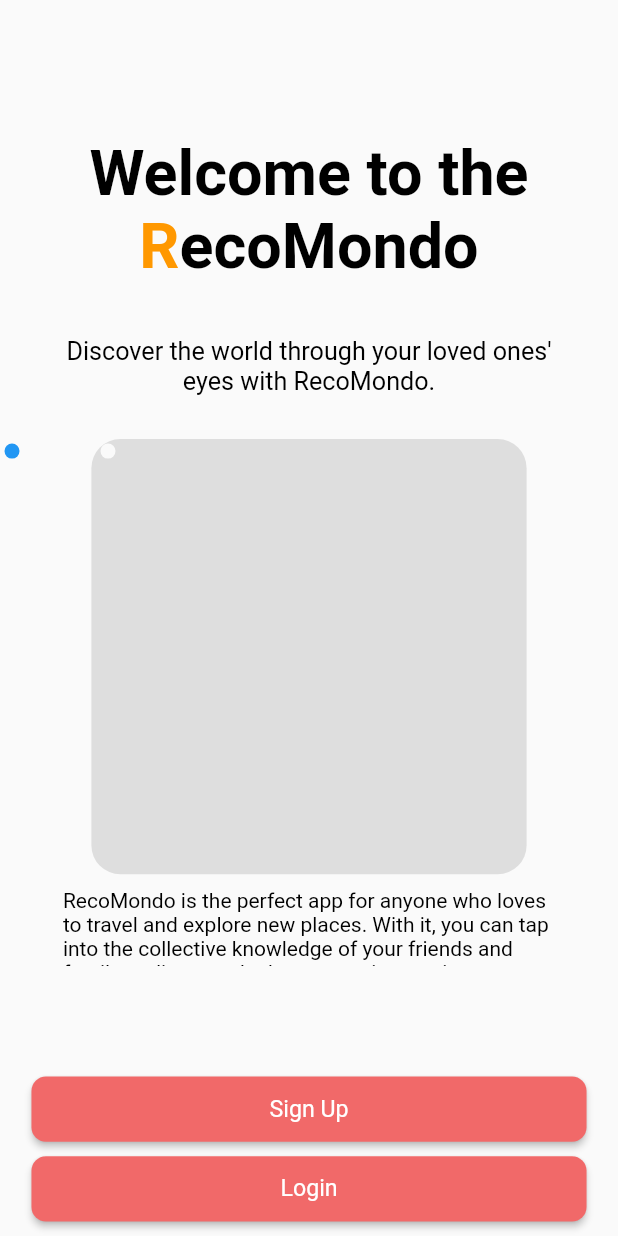
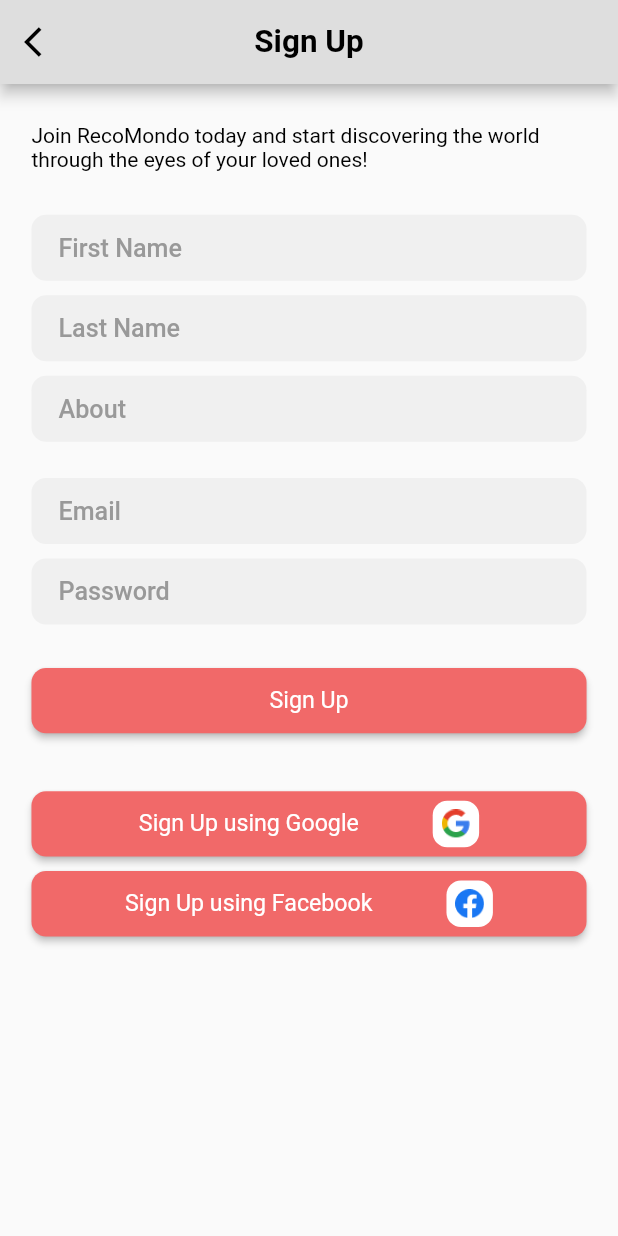
Before and after one commit to LakshithVithana/recomondo, a Flutter app: the screen it shows after launch, after a tap on "Sign Up", on a phone screen of 412 x 824 dp. Run offline on Flutter 3.47's test engine with Material 2 defaults, Android fonts, the phone set to English and light mode, and no system bars; drawn by our look-alikes of card_swiper; our stand-ins replace flutter_screenutil, google_fonts.

Commit message:
signup page added

```diff
--- a/lib/constants/app_constants.dart
+++ b/lib/constants/app_constants.dart
@@ -1,3 +1,4 @@
 import 'package:flutter/material.dart';
 
 const Color buttonColor = Color(0xffF16969);
+const Color mainGreyColor = Color(0xffDEDEDE);
--- a/lib/core/widgets/button_custom_widget.dart
+++ b/lib/core/widgets/button_custom_widget.dart
@@ -2,20 +2,26 @@ import 'package:flutter/material.dart';
 import 'package:flutter_screenutil/flutter_screenutil.dart';
 import 'package:recomondo/constants/app_constants.dart';
 import 'package:recomondo/core/widgets/text_custom_widget.dart';
+import 'package:recomondo/screens/auth/presentation/widgets/social_media_icon_widget.dart';
 
 class ButtonCustomWidget extends StatelessWidget {
-  const ButtonCustomWidget({
+  ButtonCustomWidget({
     Key? key,
     required this.buttonText,
     required this.callback,
+    this.margins,
+    this.iconAssetUrl,
   }) : super(key: key);
   final String buttonText;
   final VoidCallback callback;
+  EdgeInsets? margins;
+  final String? iconAssetUrl;
 
   @override
   Widget build(BuildContext context) {
     return Padding(
-      padding: EdgeInsets.symmetric(
+      padding: margins ??
+          EdgeInsets.symmetric(
             horizontal: 20.w,
           ),
       child: SizedBox(
@@ -28,14 +34,25 @@ class ButtonCustomWidget extends StatelessWidget {
               // side: const BorderSide(color: Colors.red, width: 2.0),
             ),
           ),
-          onPressed: () {},
-          child: TextCustomWidget(
+          onPressed: callback,
+          child: Row(
+            mainAxisAlignment: MainAxisAlignment.center,
+            children: [
+              TextCustomWidget(
                 text: buttonText,
                 textAlign: TextAlign.center,
                 containerAlignment: Alignment.center,
                 textColor: Colors.white,
                 fontSize: 16.h,
               ),
+              iconAssetUrl != null
+                  ? Padding(
+                      padding: EdgeInsets.only(left: 47.w),
+                      child: SocialMediaIconWidget(assetUrl: iconAssetUrl!),
+                    )
+                  : const SizedBox()
+            ],
+          ),
         ),
       ),
     );
--- /dev/null
+++ b/lib/core/widgets/text_field_custom.dart
@@ -0,0 +1,212 @@
+import 'package:flutter/material.dart';
+import 'package:flutter/services.dart';
+import 'package:flutter_screenutil/flutter_screenutil.dart';
+
+class TextFieldCustom extends StatefulWidget {
+  const TextFieldCustom({
+    Key? key,
+    this.prefixIcon,
+    this.labelText,
+    this.hintText,
+    this.margins,
+    this.textEditingController,
+    this.labelWidget,
+    this.borderRadius,
+    this.textInputFormatter,
+    this.isNumber = false,
+    this.errorText,
+    this.onValueChanged,
+    this.fillColor,
+    this.isDisabled,
+    this.initialValue,
+    this.borderColor,
+    this.suffixIcon,
+    this.keyboardType,
+    this.obscureText = false,
+    this.minLines,
+    this.maxLines,
+    this.shadowDisable = false,
+    this.contentPadding,
+    this.focusNode,
+    this.height,
+    this.isDense,
+  }) : super(key: key);
+
+  ///The prefix icon of the text field
+  final IconData? prefixIcon;
+
+  ///The suffix icon of the text field
+  final Widget? suffixIcon;
+
+  ///The label text of the text field
+  final String? labelText;
+
+  ///The margins around the text field
+  final EdgeInsets? margins;
+
+  ///THe fint text of the text field
+  final String? hintText;
+
+  ///The label widget of the text field
+  final Widget? labelWidget;
+
+  final BorderRadius? borderRadius;
+
+  final TextInputFormatter? textInputFormatter;
+
+  final TextEditingController? textEditingController;
+
+  final String? errorText;
+
+  final bool? isNumber;
+  final Color? fillColor;
+
+  final bool? isDisabled;
+
+  final Color? borderColor;
+
+  final TextInputType? keyboardType;
+
+//This will be the inital value of the text field
+  final String? initialValue;
+
+  final bool obscureText;
+
+  final int? minLines;
+
+  final int? maxLines;
+
+  final bool shadowDisable;
+
+  final EdgeInsetsGeometry? contentPadding;
+
+  final FocusNode? focusNode;
+
+  final double? height;
+
+  final bool? isDense;
+
+  final Function(String)? onValueChanged;
+  @override
+  State<TextFieldCustom> createState() => _TextFieldCustomState();
+}
+
+class _TextFieldCustomState extends State<TextFieldCustom> {
+  ///To check whether the password can be shown or not
+
+  @override
+  Widget build(BuildContext context) {
+    return Container(
+      height: widget.height,
+      margin: widget.margins,
+      // decoration: BoxDecoration(
+      //     boxShadow: (!(widget.isDisabled ?? false))
+      //         ? (widget.errorText == null)
+      //             ? (!widget.shadowDisable)
+      //                 ? [
+      //                     const BoxShadow(
+      //                       color: Color(0x28000000),
+      //                       // offset, the X,Y coordinates to offset the shadow
+      //                       offset: Offset(5.0, 5.0),
+      //                       // blurRadius, the higher the number the more smeared look
+      //                       blurRadius: 20.0,
+      //                       spreadRadius: -10,
+      //                     )
+      //                   ]
+      //                 : null
+      //             : null
+      //         : null),
+      child: TextFormField(
+        focusNode: widget.focusNode,
+        initialValue: widget.initialValue,
+        enabled: widget.isDisabled == true ? false : true,
+        controller: widget.textEditingController,
+        inputFormatters: widget.textInputFormatter != null
+            ? [widget.textInputFormatter!]
+            : [],
+        style: TextStyle(
+          fontSize: 16.sp,
+          fontWeight: FontWeight.w500,
+          color: const Color(0xEE404040),
+        ),
+        minLines: widget.minLines ?? 1,
+        maxLines: widget.maxLines ?? 1,
+        obscureText: widget.obscureText,
+        decoration: InputDecoration(
+          hintText: widget.hintText,
+          labelText: widget.labelText,
+          contentPadding: widget.contentPadding ??
+              const EdgeInsets.only(left: 18, top: 12, bottom: 12, right: 18),
+          isDense: widget.isDense ?? true,
+          border: InputBorder.none,
+          // prefixIcon: Padding(
+          //   padding: const EdgeInsets.symmetric(horizontal: 8.0),
+          //   child: Icon(
+          //     widget.prefixIcon,
+          //     size: 28,
+          //   ),
+          // ),
+          suffixIcon: widget.suffixIcon,
+          // prefixIconConstraints: const BoxConstraints(
+          //   minWidth: 25,
+          //   minHeight: 25,
+          // ),
+          label: widget.labelWidget,
+          fillColor: widget.fillColor ??
+              ((!(widget.isDisabled ?? false))
+                  ? const Color(0xFFF0F0F0)
+                  : const Color(0xffE9E9E9)),
+          filled: true,
+          enabledBorder: OutlineInputBorder(
+            borderRadius: widget.borderRadius ?? BorderRadius.circular(10.h),
+            borderSide: const BorderSide(
+              width: 0,
+              color: Colors.transparent,
+              // color: greyColor,
+            ),
+          ),
+          disabledBorder: OutlineInputBorder(
+            borderRadius: widget.borderRadius ?? BorderRadius.circular(10.h),
+            borderSide: const BorderSide(
+              width: 0,
+              color: Colors.transparent,
+            ),
+          ),
+          focusedBorder: OutlineInputBorder(
+            borderRadius: widget.borderRadius ?? BorderRadius.circular(10.h),
+            borderSide: const BorderSide(
+              width: 0,
+              color: Colors.transparent,
+            ),
+          ),
+          hintStyle: TextStyle(
+            color: const Color(0xEE939393),
+            fontSize: 16.sp,
+            fontWeight: FontWeight.w500,
+          ),
+          errorBorder: OutlineInputBorder(
+            borderRadius: widget.borderRadius ?? BorderRadius.circular(10.h),
+            borderSide: const BorderSide(
+              color: Colors.red,
+            ),
+          ),
+          focusedErrorBorder: OutlineInputBorder(
+            borderRadius: widget.borderRadius ?? BorderRadius.circular(10.h),
+            borderSide: const BorderSide(
+              color: Colors.red,
+            ),
+          ),
+          errorText: widget.errorText,
+          errorMaxLines: 2,
+          errorStyle: const TextStyle(color: Colors.red),
+        ),
+        keyboardType: widget.keyboardType ?? TextInputType.text,
+        onChanged: (value) {
+          if (widget.onValueChanged != null) {
+            widget.onValueChanged!(value);
+          }
+        },
+      ),
+    );
+  }
+}
--- /dev/null
+++ b/lib/screens/auth/presentation/widgets/social_media_icon_widget.dart
@@ -0,0 +1,24 @@
+import 'package:flutter/material.dart';
+import 'package:flutter_screenutil/flutter_screenutil.dart';
+import 'package:recomondo/core/widgets/container_custom.dart';
+
+class SocialMediaIconWidget extends StatelessWidget {
+  const SocialMediaIconWidget({Key? key, required this.assetUrl})
+      : super(key: key);
+
+  final String assetUrl;
+
+  @override
+  Widget build(BuildContext context) {
+    return ContainerCustom(
+      height: 32.h,
+      width: 32.h,
+      bgColor: Colors.white,
+      padding: EdgeInsets.all(6.h),
+      borderRadius: BorderRadius.circular(
+        10.h,
+      ),
+      child: Image.asset(assetUrl),
+    );
+  }
+}
--- /dev/null
+++ b/lib/screens/auth/signup_page.dart
@@ -0,0 +1,103 @@
+import 'package:flutter/material.dart';
+import 'package:flutter_screenutil/flutter_screenutil.dart';
+import 'package:recomondo/constants/app_constants.dart';
+import 'package:recomondo/core/widgets/button_custom_widget.dart';
+import 'package:recomondo/core/widgets/text_custom_widget.dart';
+import 'package:recomondo/core/widgets/text_field_custom.dart';
+
+class SignupPage extends StatelessWidget {
+  const SignupPage({Key? key}) : super(key: key);
+
+  @override
+  Widget build(BuildContext context) {
+    return Scaffold(
+      appBar: AppBar(
+        leading: IconButton(
+          icon: const Icon(
+            Icons.arrow_back_ios,
+            color: Colors.black,
+          ),
+          onPressed: () {
+            // Implement back button functionality here
+          },
+        ),
+        backgroundColor: mainGreyColor,
+        title: Text(
+          "Sign Up",
+          textAlign: TextAlign.center,
+          style: TextStyle(
+            color: Colors.black,
+            fontSize: 20.sp,
+            fontWeight: FontWeight.w700,
+          ),
+        ),
+        centerTitle: true,
+      ),
+      body: Padding(
+        padding: EdgeInsets.symmetric(
+          horizontal: 20.w,
+        ),
+        child: Column(
+          children: [
+            TextCustomWidget(
+                marginTop: 27.h,
+                marginBottom: 30.h,
+                text:
+                    "Join RecoMondo today and start discovering the world through the eyes of your loved ones!"),
+            TextFieldCustom(
+              hintText: "First Name",
+              margins: EdgeInsets.only(
+                bottom: 10.h,
+              ),
+            ),
+            TextFieldCustom(
+              hintText: "Last Name",
+              margins: EdgeInsets.only(
+                bottom: 10.h,
+              ),
+            ),
+            TextFieldCustom(
+              hintText: "About",
+              margins: EdgeInsets.only(
+                bottom: 25.h,
+              ),
+            ),
+            TextFieldCustom(
+              hintText: "Email",
+              margins: EdgeInsets.only(
+                bottom: 10.h,
+              ),
+            ),
+            TextFieldCustom(
+              hintText: "Password",
+              margins: EdgeInsets.only(
+                bottom: 30.h,
+              ),
+            ),
+            ButtonCustomWidget(
+              buttonText: "Sign Up",
+              callback: () {},
+              margins: EdgeInsets.only(
+                bottom: 40.h,
+              ),
+            ),
+            ButtonCustomWidget(
+              buttonText: "Sign Up using Google",
+              callback: () {},
+              iconAssetUrl: "assets/images/google_logo.png",
+              margins: EdgeInsets.only(
+                bottom: 10.h,
+              ),
+            ),
+            ButtonCustomWidget(
+              buttonText: "Sign Up using Facebook",
+              callback: () {},
+              margins: EdgeInsets.zero,
+              iconAssetUrl: "assets/images/facebook_logo.png",
+            )
+          ],
+        ),
+      ),
+    );
+  }
+}
--- a/lib/screens/welcome/presentation/welcome_page.dart
+++ b/lib/screens/welcome/presentation/welcome_page.dart
@@ -3,6 +3,7 @@ import 'package:flutter/material.dart';
 import 'package:flutter_screenutil/flutter_screenutil.dart';
 import 'package:recomondo/core/widgets/button_custom_widget.dart';
 import 'package:recomondo/core/widgets/text_custom_widget.dart';
+import 'package:recomondo/screens/auth/signup_page.dart';
 import 'package:recomondo/screens/welcome/presentation/widgets/welcome_message_widget.dart';
 
 class WelcomePage extends StatelessWidget {
@@ -62,7 +63,13 @@ class WelcomePage extends StatelessWidget {
           ),
           ButtonCustomWidget(
             buttonText: "Sign Up",
-            callback: () {},
+            callback: () {
+              Navigator.push(
+                  context,
+                  MaterialPageRoute(
+                    builder: (context) => const SignupPage(),
+                  ));
+            },
           ),
           SizedBox(
             height: 10.h,
--- a/pubspec.yaml
+++ b/pubspec.yaml
@@ -62,8 +62,8 @@ flutter:
   uses-material-design: true
 
   # To add assets to your application, add an assets section, like this:
-  # assets:
-  #   - images/a_dot_burr.jpeg
+  assets:
+  - assets/images/
   #   - images/a_dot_ham.jpeg
 
   # An image asset can refer to one or more resolution-specific "variants", see
```
Also changed, not shown: assets/images/facebook_logo.png (added), assets/images/google_logo.png (added). Lines whose indentation alone changed are shown as unchanged.
